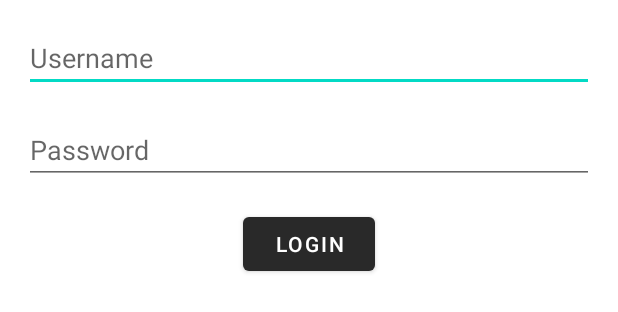
After one commit to AndrewVreeland/Quizzler2, an Android app: the layout fragment_login.xml on its own in the app's theme, with its tools: preview values and no code run, on a phone screen of 412 x 824 dp. The commit adds this screen. Shown: the top 312 px of the screen. Run offline under Robolectric (Android 15) with nearby library versions, the phone set to English and light mode, and no system bars.

Commit message:
reinitalized Auth, added a login activity and currently working on a inputconnectionwrapper warning

```diff
--- a/Quizzler2/app/src/main/java/com/study/quizzler2/fragments/ChatFragment.java
+++ b/Quizzler2/app/src/main/java/com/study/quizzler2/fragments/ChatFragment.java
@@ -7,7 +7,6 @@ import android.view.View;
 import android.view.ViewGroup;
 import android.widget.EditText;
 import android.widget.ImageButton;
-import android.widget.ProgressBar;
 
 import androidx.annotation.NonNull;
 import androidx.annotation.Nullable;
@@ -18,7 +17,6 @@ import androidx.recyclerview.widget.RecyclerView;
 import com.study.quizzler2.R;
 import com.study.quizzler2.adapters.MessageAdapter;
 import com.study.quizzler2.helpers.chatGPT.ChatAPIClient;
-import com.study.quizzler2.helpers.DelayUtils;
 import com.study.quizzler2.helpers.chatGPT.Message;
 
 import java.util.ArrayList;
--- a/Quizzler2/app/src/main/java/com/study/quizzler2/helpers/DelayUtils.java
+++ b/Quizzler2/app/src/main/java/com/study/quizzler2/utils/DelayUtils.java
@@ -1,4 +1,4 @@
-package com.study.quizzler2.helpers;
+package com.study.quizzler2.utils;
 
 import android.os.Handler;
 
--- /dev/null
+++ b/Quizzler2/app/src/main/res/layout/fragment_login.xml
@@ -0,0 +1,31 @@
+<?xml version="1.0" encoding="utf-8"?>
+<RelativeLayout xmlns:android="http://schemas.android.com/apk/res/android"
+    android:layout_width="match_parent"
+    android:layout_height="match_parent"
+    android:padding="16dp">
+
+    <EditText
+        android:id="@+id/usernameEditText"
+        android:layout_width="match_parent"
+        android:layout_height="wrap_content"
+        android:hint="Username" />
+
+    <EditText
+        android:id="@+id/passwordEditText"
+        android:layout_width="match_parent"
+        android:layout_height="wrap_content"
+        android:layout_below="@id/usernameEditText"
+        android:layout_marginTop="16dp"
+        android:hint="Password"
+        android:inputType="textPassword" />
+
+    <Button
+        android:id="@+id/loginButton"
+        android:layout_width="wrap_content"
+        android:layout_height="wrap_content"
+        android:layout_below="@id/passwordEditText"
+        android:layout_centerHorizontal="true"
+        android:layout_marginTop="16dp"
+        android:text="Login" />
+
+</RelativeLayout>
```
Also changed, not shown: Quizzler2/app/src/main/java/com/study/quizzler2/MainActivity.java (+26 -5 lines), Quizzler2/app/src/main/java/com/study/quizzler2/Quizzler2Application.java (+9 -2 lines), Quizzler2/app/src/main/java/com/study/quizzler2/fragments/LoginFragment.java (added, +79 -0 lines), Quizzler2/app/src/main/java/com/study/quizzler2/managers/UserManager.java (added, +23 -0 lines), Quizzler2/app/src/main/java/com/study/quizzler2/utils/HandlerUtil.java (added, +41 -0 lines), Quizzler2/app/src/main/graphql/schema.json, 6 other files.
